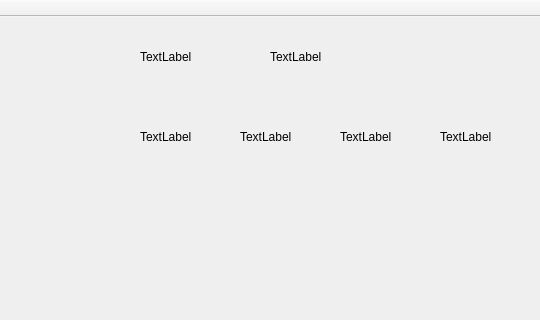
The window that mainwindow.ui (xinhaowang/King-new) describes before a commit, drawn with Qt 5; both pictures show x 660 to 1200 and y 0 to 320 of the 1200 by 750 pixel window.
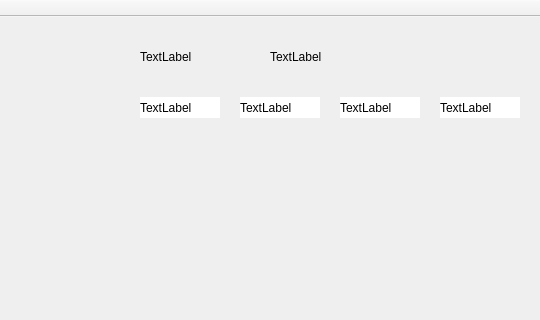
The same window after the commit.

Patch:
```diff
--- a/mainwindow.ui
+++ b/mainwindow.ui
@@ -46,9 +46,12 @@
       <x>800</x>
       <y>80</y>
       <width>80</width>
-      <height>80</height>
+      <height>21</height>
      </rect>
     </property>
+    <property name="styleSheet">
+     <string notr="true">background-color: white;</string>
+    </property>
     <property name="text">
      <string>TextLabel</string>
     </property>
@@ -59,9 +62,12 @@
       <x>1100</x>
       <y>80</y>
       <width>80</width>
-      <height>80</height>
+      <height>21</height>
      </rect>
     </property>
+    <property name="styleSheet">
+     <string notr="true">background-color: white;</string>
+    </property>
     <property name="text">
      <string>TextLabel</string>
     </property>
@@ -72,9 +78,12 @@
       <x>1000</x>
       <y>80</y>
       <width>80</width>
-      <height>80</height>
+      <height>21</height>
      </rect>
     </property>
+    <property name="styleSheet">
+     <string notr="true">background-color: white;</string>
+    </property>
     <property name="text">
      <string>TextLabel</string>
     </property>
@@ -85,9 +94,12 @@
       <x>900</x>
       <y>80</y>
       <width>80</width>
-      <height>80</height>
+      <height>21</height>
      </rect>
     </property>
+    <property name="styleSheet">
+     <string notr="true">background-color: white;</string>
+    </property>
     <property name="text">
      <string>TextLabel</string>
     </property>
```
Left out of the diff: 2 changed lines with no effect on the pictures.
